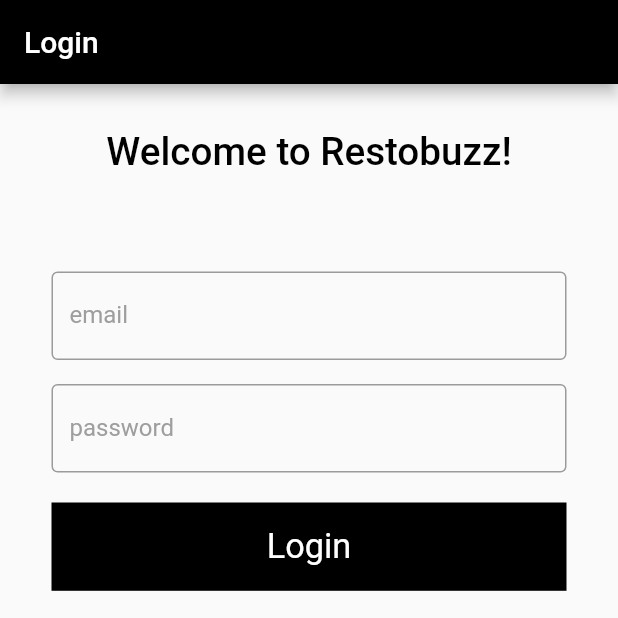
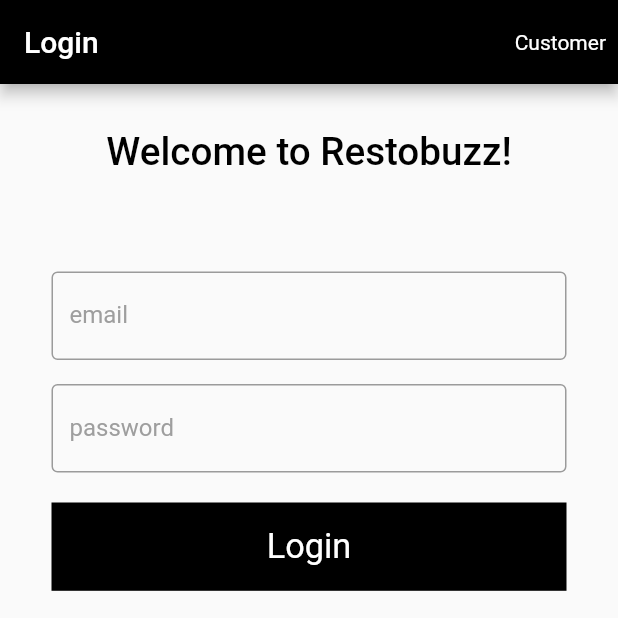
Before and after one commit to AmaldevAD/Restobuzz_manager, a Flutter app: the screen it shows after launch, on a phone screen of 412 x 824 dp, the top half of it. Run offline on Flutter 3.47's test engine with Material 2 defaults, Android fonts, the phone set to English and light mode, and no system bars; our stand-ins replace firebase_auth, firebase_core, firebase_database, flutter_spinkit, shared_preferences; accounts and stored records are empty.

Commit message:
functionality done

```diff
--- a/lib/main.dart
+++ b/lib/main.dart
@@ -1,11 +1,10 @@
 import 'package:firebase_core/firebase_core.dart';
 import 'package:firebase_database/firebase_database.dart';
-import 'package:firebase_database/ui/firebase_animated_list.dart';
+
 import 'package:flutter/material.dart';
-import 'package:restobudzz/screens/home.dart';
 import 'package:restobudzz/screens/homeScreenNavigator.dart';
 import 'package:restobudzz/screens/login.dart';
-import 'package:firebase_auth/firebase_auth.dart';
+
 import 'package:shared_preferences/shared_preferences.dart';
 
 SharedPreferences _prefs;
--- a/lib/screens/login.dart
+++ b/lib/screens/login.dart
@@ -4,6 +4,7 @@ import 'package:restobudzz/auth/authentication.dart';
 import 'package:restobudzz/screens/home.dart';
 import 'package:restobudzz/screens/homeScreenNavigator.dart';
 import 'package:restobudzz/screens/signup.dart';
+import 'package:restobudzz/screens/userView.dart';
 
 class Login extends StatefulWidget {
   Login({Key key}) : super(key: key);
@@ -34,6 +35,28 @@ class _LoginState extends State<Login> {
         appBar: AppBar(
           backgroundColor: Colors.black,
           title: Text("Login"),
+          actions: <Widget>[
+            Column(
+              mainAxisAlignment: MainAxisAlignment.center,
+              children: <Widget>[
+                Padding(
+                  padding: const EdgeInsets.only(right: 8.0),
+                  child: InkWell(
+                    onTap: () {
+                      Navigator.push(
+                        context,
+                        MaterialPageRoute(
+                          builder: (context) =>
+                              UserView(),
+                        ),
+                      );
+                    },
+                    child: Text("Customer"),
+                  ),
+                ),
+              ],
+            )
+          ],
         ),
         body: GestureDetector(
           onTap: () {
--- a/lib/screens/userView.dart
+++ b/lib/screens/userView.dart
@@ -42,7 +42,7 @@ class _UserViewState extends State<UserView> {
   }
 
    onEntrydeleted(Event event) {
-    print(" hooooooooooooooooooooooooooo");
+
     var oldEntry = _hotel.singleWhere((entry) {
       return entry.hotelId == event.snapshot.key;
     });
@@ -55,7 +55,7 @@ class _UserViewState extends State<UserView> {
   }
 
   onEntryChanged(Event event) {
-    print(" hooooooooooooooooooooooooooo");
+
     var oldEntry = _hotel.singleWhere((entry) {
       return entry.hotelId == event.snapshot.key;
     });
@@ -67,7 +67,7 @@ class _UserViewState extends State<UserView> {
   }
 
   onEntryAdded(Event event) {
-    print(" hooooooooooooooooooooooooooo");
+
     print(event.snapshot.key);
     setState(() {
       _hotel.add(Hotel.fromSnapshot(event.snapshot));
```
